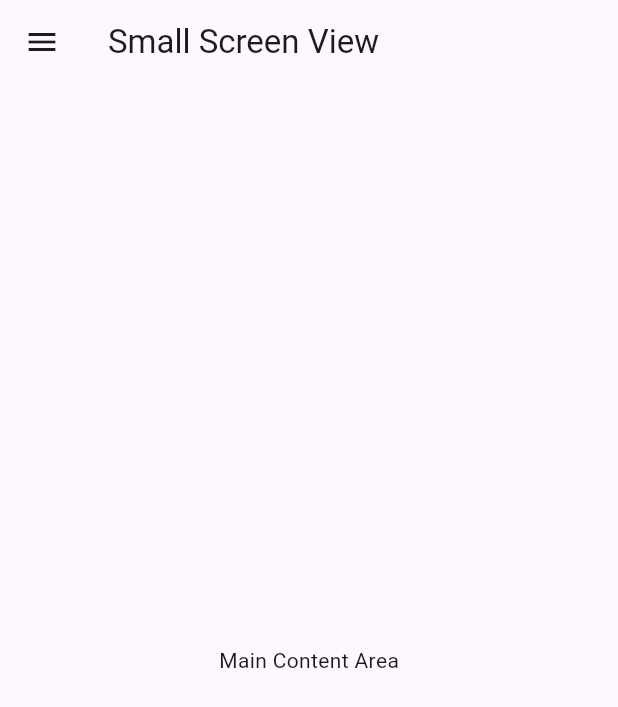
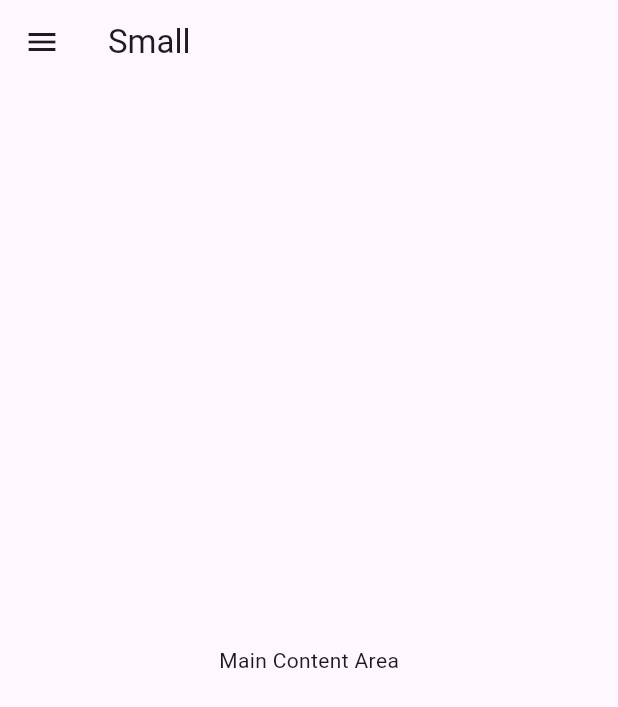
Before and after one commit to ssekimuli/flutter-nav-bar, a Flutter app: the screen it shows after launch, on a phone screen of 412 x 824 dp. Shown: the top 707 px of the screen. Run offline on Flutter 3.47's test engine with Material 3 defaults, Android fonts, the light colour scheme and no system bars.

Commit message:
responsive

```diff
--- a/lib/main.dart
+++ b/lib/main.dart
@@ -39,7 +39,7 @@ class _MyHomePageState extends State<MyHomePage> {
     return LayoutBuilder(builder: (BuildContext context, BoxConstraints constraints) {
       if (constraints.maxWidth >= breakpoint) {
          return Scaffold(
-            appBar: AppBar(title: Text('Large Screen View')),
+            appBar: AppBar(title: Text('Large')),
             body: Row(
               children: [
                 SizedBox(
@@ -55,8 +55,7 @@ class _MyHomePageState extends State<MyHomePage> {
       } else {
         return Scaffold(
             appBar: AppBar(
-              title: const Text('Small Screen View'),
-              // The leading hamburger icon appears automatically if a Drawer is provided
+              title: const Text('Small'),
             ),
             drawer: const Drawer(
               child: AppMenu(),
```
